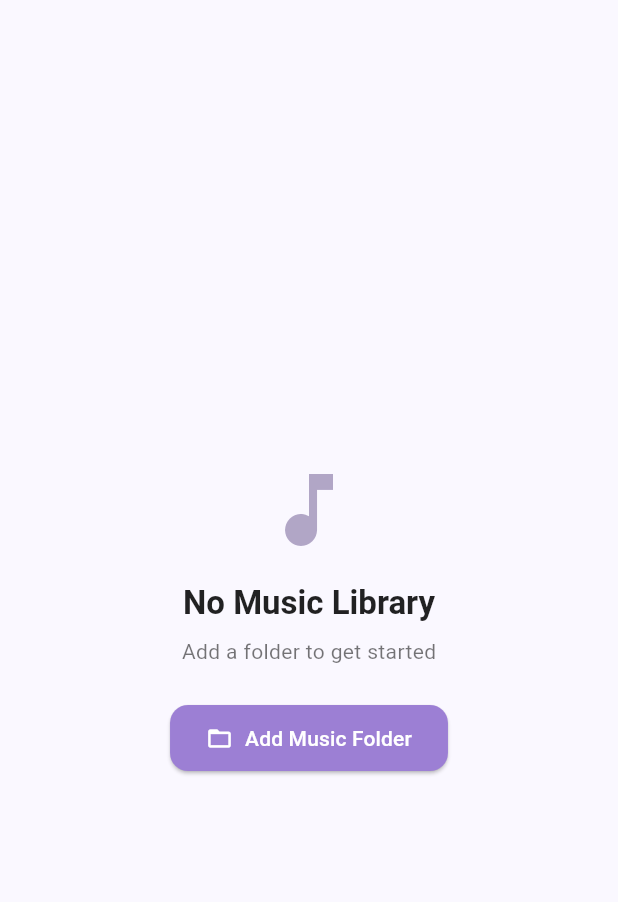
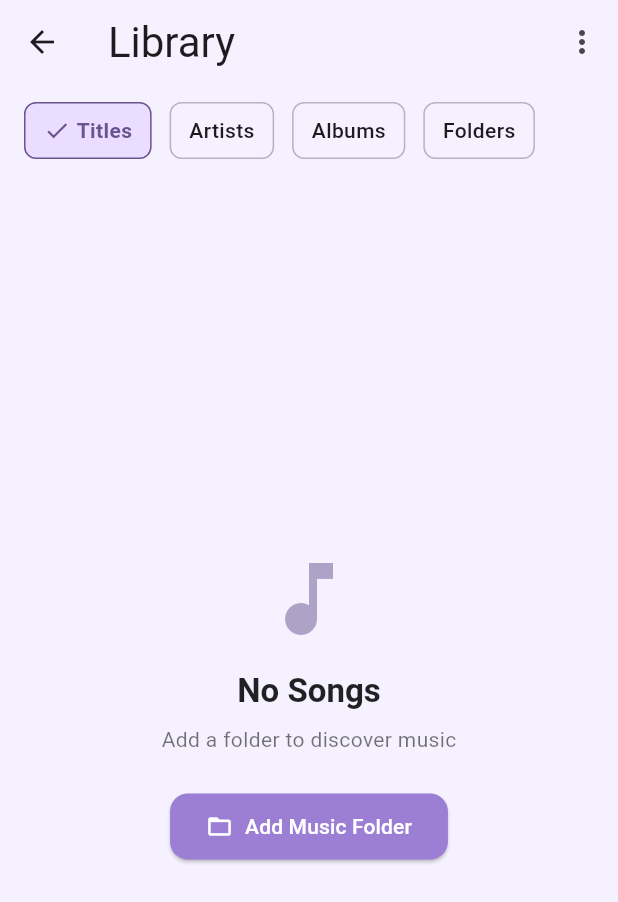
Before and after one commit to RinCynar/0rhx-Player, a Flutter app: the LibraryPage screen opened directly, on a phone screen of 412 x 824 dp. Shown: the top 902 px of the screen. Run offline on Flutter 3.47's test engine with Material 3 defaults, Android fonts, the phone set to English and light mode, and no system bars; our stand-ins replace equatable, isar, just_audio; missing offline and left inert: window_manager; accounts and stored records are empty; generated files the repository leaves out were written again.

Commit message:
feat: Implement the initial LibraryPage with tabbed navigation for music titles, artists, albums, and folders, including music folder management, and add devtools options.

```diff
--- /dev/null
+++ b/devtools_options.yaml
@@ -0,0 +1,3 @@
+description: This file stores settings for Dart & Flutter DevTools.
+documentation: https://docs.flutter.dev/tools/devtools/extensions#configure-extension-enablement-states
+extensions:
--- a/lib/features/library/pages/library_page.dart
+++ b/lib/features/library/pages/library_page.dart
@@ -1,55 +1,162 @@
-import 'dart:io';
 import 'package:flutter/material.dart';
 import 'package:provider/provider.dart';
 import '../providers/library_provider.dart';
+import '../models/song.dart';
 import '../widgets/folder_picker_dialog.dart';
 
-class LibraryPage extends StatelessWidget {
+class LibraryPage extends StatefulWidget {
   const LibraryPage({super.key});
 
   @override
-  Widget build(BuildContext context) {
-    return Consumer<LibraryProvider>(
-      builder: (context, libraryProvider, _) {
-        if (libraryProvider.musicDirectories.isEmpty) {
-          return _buildEmptyState(context, libraryProvider);
+  State<LibraryPage> createState() => _LibraryPageState();
 }
 
-        return Column(
+class _LibraryPageState extends State<LibraryPage>
+    with SingleTickerProviderStateMixin {
+  late TabController _tabController;
+  int _currentTabIndex = 0;
+
+  @override
+  void initState() {
+    super.initState();
+    _tabController = TabController(length: 4, vsync: this);
+    _tabController.addListener(() {
+      setState(() {
+        _currentTabIndex = _tabController.index;
+      });
+    });
+  }
+
+  @override
+  void dispose() {
+    _tabController.dispose();
+    super.dispose();
+  }
+
+  @override
+  Widget build(BuildContext context) {
+    return Scaffold(
+      backgroundColor: Theme.of(context).colorScheme.surface,
+      appBar: AppBar(
+        title: const Text('Library'),
+        elevation: 0,
+        backgroundColor: Theme.of(context).colorScheme.surface,
+        titleTextStyle: Theme.of(context).textTheme.headlineMedium,
+        leading: IconButton(
+          icon: const Icon(Icons.arrow_back),
+          onPressed: () {},
+        ),
+        actions: [
+          IconButton(
+            icon: const Icon(Icons.more_vert),
+            onPressed: () {},
+          ),
+        ],
+      ),
+      body: Column(
         children: [
-            // Directory list header
+          // Tab bar for filtering
           Padding(
-              padding: const EdgeInsets.all(16),
+            padding: const EdgeInsets.symmetric(horizontal: 16, vertical: 12),
             child: Row(
-                mainAxisAlignment: MainAxisAlignment.spaceBetween,
               children: [
+                _buildTabButton(context, 'Titles', 0),
+                const SizedBox(width: 12),
+                _buildTabButton(context, 'Artists', 1),
+                const SizedBox(width: 12),
+                _buildTabButton(context, 'Albums', 2),
+                const SizedBox(width: 12),
+                _buildTabButton(context, 'Folders', 3),
+              ],
+            ),
+          ),
+          // Content area
+          Expanded(
+            child: Consumer<LibraryProvider>(
+              builder: (context, libraryProvider, _) {
+                if (!libraryProvider.isInitialized) {
+                  return const Center(child: CircularProgressIndicator());
+                }
+
+                if (libraryProvider.isScanning) {
+                  return const Center(child: CircularProgressIndicator());
+                }
+
+                return _buildTabContent(context, libraryProvider);
+              },
+            ),
+          ),
+        ],
+      ),
+    );
+  }
+
+  Widget _buildTabButton(BuildContext context, String label, int index) {
+    final isActive = _currentTabIndex == index;
+    return GestureDetector(
+      onTap: () {
+        _tabController.animateTo(index);
+      },
+      child: Container(
+        padding: const EdgeInsets.symmetric(horizontal: 12, vertical: 8),
+        decoration: BoxDecoration(
+          color: isActive
+              ? Theme.of(context).colorScheme.primaryContainer
+              : Colors.transparent,
+          borderRadius: BorderRadius.circular(8),
+          border: Border.all(
+            color: isActive
+                ? Theme.of(context).colorScheme.primary
+                : Theme.of(context).colorScheme.outline.withValues(alpha: 0.5),
+          ),
+        ),
+        child: Row(
+          children: [
+            if (isActive)
+              Icon(
+                Icons.check,
+                size: 18,
+                color: Theme.of(context).colorScheme.primary,
+              ),
+            if (isActive) const SizedBox(width: 4),
             Text(
-                    'Music Library',
-                    style: Theme.of(context).textTheme.titleLarge,
+              label,
+              style: TextStyle(
+                color: isActive
+                    ? Theme.of(context).colorScheme.primary
+                    : Theme.of(context).colorScheme.onSurface,
+                fontWeight: isActive ? FontWeight.w600 : FontWeight.w500,
               ),
-                  ElevatedButton.icon(
-                    onPressed: () {
-                      _showFolderPicker(context, libraryProvider);
-                    },
-                    icon: const Icon(Icons.folder_open),
-                    label: const Text('Add Folder'),
             ),
           ],
         ),
       ),
-            // Folders and audio files list
-            Expanded(
-              child: libraryProvider.isScanning
-                  ? const Center(child: CircularProgressIndicator())
-                  : _buildLibraryContent(context, libraryProvider),
-            ),
-          ],
-        );
-      },
     );
   }
 
-  Widget _buildEmptyState(BuildContext context, LibraryProvider libraryProvider) {
+  Widget _buildTabContent(
+      BuildContext context, LibraryProvider libraryProvider) {
+    return TabBarView(
+      controller: _tabController,
+      physics: const NeverScrollableScrollPhysics(),
+      children: [
+        // Titles tab
+        _buildTitlesTab(context, libraryProvider),
+        // Artists tab
+        _buildArtistsTab(context, libraryProvider),
+        // Albums tab
+        _buildAlbumsTab(context, libraryProvider),
+        // Folders tab
+        _buildFoldersTab(context, libraryProvider),
+      ],
+    );
+  }
+
+  Widget _buildTitlesTab(
+      BuildContext context, LibraryProvider libraryProvider) {
+    final songs = libraryProvider.songs;
+
+    if (songs.isEmpty) {
       return Center(
         child: Column(
           mainAxisAlignment: MainAxisAlignment.center,
@@ -61,18 +168,25 @@ class LibraryPage extends StatelessWidget {
             ),
             const SizedBox(height: 16),
             Text(
-            'No Music Library',
+              'No Songs',
               style: Theme.of(context).textTheme.titleLarge,
             ),
             const SizedBox(height: 8),
             Text(
-            'Add a folder to get started',
+              'Add a folder to discover music',
               style: Theme.of(context).textTheme.bodyMedium,
             ),
             const SizedBox(height: 24),
             ElevatedButton.icon(
               onPressed: () {
-              _showFolderPicker(context, libraryProvider);
+                showDialog(
+                  context: context,
+                  builder: (context) => FolderPickerDialog(
+                    onFolderSelected: (folderPath) async {
+                      await libraryProvider.addMusicFolder(folderPath);
+                    },
+                  ),
+                );
               },
               icon: const Icon(Icons.folder_open),
               label: const Text('Add Music Folder'),
@@ -82,109 +196,73 @@ class LibraryPage extends StatelessWidget {
       );
     }
 
-  Widget _buildLibraryContent(BuildContext context, LibraryProvider libraryProvider) {
-    return SingleChildScrollView(
-      child: Column(
-        crossAxisAlignment: CrossAxisAlignment.start,
-        children: [
-          // Music directories
-          Padding(
+    return Padding(
       padding: const EdgeInsets.all(16),
-            child: Column(
-              crossAxisAlignment: CrossAxisAlignment.start,
-              children: [
-                Text(
-                  'Folders (${libraryProvider.musicDirectories.length})',
-                  style: Theme.of(context).textTheme.titleMedium,
+      child: GridView.builder(
+        gridDelegate: const SliverGridDelegateWithFixedCrossAxisCount(
+          crossAxisCount: 5,
+          mainAxisSpacing: 16,
+          crossAxisSpacing: 16,
+          childAspectRatio: 0.85,
         ),
-                const SizedBox(height: 8),
-                ...libraryProvider.musicDirectories.map((dir) {
-                  return Card(
-                    child: ListTile(
-                      leading: const Icon(Icons.folder),
-                      title: Text(dir.split(Platform.pathSeparator).last),
-                      subtitle: Text(dir),
-                      trailing: IconButton(
-                        icon: const Icon(Icons.delete),
-                        onPressed: () {
-                          libraryProvider.removeMusicFolder(dir);
+        itemCount: songs.length,
+        itemBuilder: (context, index) {
+          final song = songs[index];
+          return _buildSongCard(context, song);
         },
-                      ),
-                    ),
-                  );
-                }),
-              ],
-            ),
-          ),
-          // Audio files
-          Padding(
-            padding: const EdgeInsets.all(16),
-            child: Column(
-              crossAxisAlignment: CrossAxisAlignment.start,
-              children: [
-                Text(
-                  'Audio Files (${libraryProvider.audioFileCount})',
-                  style: Theme.of(context).textTheme.titleMedium,
-                ),
-                const SizedBox(height: 8),
-                if (libraryProvider.audioFiles.isEmpty)
-                  Text(
-                    'No audio files found. Try scanning a folder.',
-                    style: Theme.of(context).textTheme.bodySmall,
-                  )
-                else
-                  ListView.builder(
-                    shrinkWrap: true,
-                    physics: const NeverScrollableScrollPhysics(),
-                    itemCount: libraryProvider.audioFiles.length,
-                    itemBuilder: (context, index) {
-                      final file = libraryProvider.audioFiles[index];
-                      return Card(
-                        child: ListTile(
-                          leading: Icon(
-                            Icons.music_note,
-                            color: Theme.of(context).colorScheme.primary,
-                          ),
-                          title: Text(
-                            file['title'] ?? 'Unknown',
-                            maxLines: 1,
-                            overflow: TextOverflow.ellipsis,
-                          ),
-                          subtitle: Column(
-                            crossAxisAlignment: CrossAxisAlignment.start,
-                            children: [
-                              Text(
-                                file['artist'] ?? 'Unknown Artist',
-                                maxLines: 1,
-                                overflow: TextOverflow.ellipsis,
-                              ),
-                              Text(
-                                file['path'] ?? '',
-                                maxLines: 1,
-                                overflow: TextOverflow.ellipsis,
-                                style: Theme.of(context).textTheme.labelSmall,
-                              ),
-                            ],
-                          ),
-                          trailing: IconButton(
-                            icon: const Icon(Icons.play_arrow),
-                            onPressed: () {
-                              // TODO: Play this file
-                            },
-                          ),
-                        ),
-                      );
-                    },
-                  ),
-              ],
-            ),
-          ),
-        ],
       ),
     );
   }
 
-  void _showFolderPicker(BuildContext context, LibraryProvider libraryProvider) {
+  Widget _buildArtistsTab(
+      BuildContext context, LibraryProvider libraryProvider) {
+    // TODO: Implement artists view
+    return Center(
+      child: Text(
+        'Artists View',
+        style: Theme.of(context).textTheme.bodyLarge,
+      ),
+    );
+  }
+
+  Widget _buildAlbumsTab(
+      BuildContext context, LibraryProvider libraryProvider) {
+    // TODO: Implement albums view
+    return Center(
+      child: Text(
+        'Albums View',
+        style: Theme.of(context).textTheme.bodyLarge,
+      ),
+    );
+  }
+
+  Widget _buildFoldersTab(
+      BuildContext context, LibraryProvider libraryProvider) {
+    final folders = libraryProvider.musicDirectories;
+
+    if (folders.isEmpty) {
+      return Center(
+        child: Column(
+          mainAxisAlignment: MainAxisAlignment.center,
+          children: [
+            Icon(
+              Icons.folder_open,
+              size: 64,
+              color: Theme.of(context).colorScheme.primary.withValues(alpha: 0.5),
+            ),
+            const SizedBox(height: 16),
+            Text(
+              'No Folders',
+              style: Theme.of(context).textTheme.titleLarge,
+            ),
+            const SizedBox(height: 8),
+            Text(
+              'Add a folder to scan for music',
+              style: Theme.of(context).textTheme.bodyMedium,
+            ),
+            const SizedBox(height: 24),
+            ElevatedButton.icon(
+              onPressed: () {
                 showDialog(
                   context: context,
                   builder: (context) => FolderPickerDialog(
@@ -193,5 +271,119 @@ class LibraryPage extends StatelessWidget {
                     },
                   ),
                 );
+              },
+              icon: const Icon(Icons.folder_open),
+              label: const Text('Add Folder'),
+            ),
+          ],
+        ),
+      );
+    }
+
+    return Padding(
+      padding: const EdgeInsets.all(16),
+      child: ListView.builder(
+        itemCount: folders.length,
+        itemBuilder: (context, index) {
+          final folderPath = folders[index];
+          final folderName = folderPath.split('\\').last;
+
+          return Card(
+            margin: const EdgeInsets.only(bottom: 12),
+            child: ListTile(
+              leading: const Icon(Icons.folder),
+              title: Text(folderName),
+              subtitle: Text(
+                folderPath,
+                maxLines: 1,
+                overflow: TextOverflow.ellipsis,
+              ),
+              trailing: IconButton(
+                icon: const Icon(Icons.delete),
+                onPressed: () {
+                  libraryProvider.removeMusicFolder(folderPath);
+                },
+              ),
+            ),
+          );
+        },
+      ),
+    );
+  }
+
+  Widget _buildSongCard(BuildContext context, Song song) {
+    final dateText = _getDateText(song.dateAdded);
+
+    return Card(
+      margin: EdgeInsets.zero,
+      child: InkWell(
+        onTap: () {
+          // TODO: Play song
+        },
+        child: Padding(
+          padding: const EdgeInsets.all(12),
+          child: Column(
+            crossAxisAlignment: CrossAxisAlignment.start,
+            children: [
+              // Placeholder image
+              Container(
+                width: double.infinity,
+                height: 100,
+                decoration: BoxDecoration(
+                  borderRadius: BorderRadius.circular(8),
+                  color: Theme.of(context)
+                      .colorScheme
+                      .primaryContainer
+                      .withValues(alpha: 0.3),
+                ),
+                child: Icon(
+                  Icons.music_note,
+                  color: Theme.of(context)
+                      .colorScheme
+                      .primary
+                      .withValues(alpha: 0.5),
+                  size: 40,
+                ),
+              ),
+              const SizedBox(height: 8),
+              // Title
+              Text(
+                song.title,
+                maxLines: 2,
+                overflow: TextOverflow.ellipsis,
+                style: Theme.of(context).textTheme.labelLarge,
+              ),
+              const SizedBox(height: 4),
+              // Updated date
+              Text(
+                dateText,
+                style: Theme.of(context).textTheme.labelSmall?.copyWith(
+                      color: Theme.of(context)
+                          .colorScheme
+                          .onSurface
+                          .withValues(alpha: 0.6),
+                    ),
+              ),
+            ],
+          ),
+        ),
+      ),
+    );
+  }
+
+  String _getDateText(DateTime dateTime) {
+    final now = DateTime.now();
+    final today = DateTime(now.year, now.month, now.day);
+    final yesterday = today.subtract(const Duration(days: 1));
+    final date = DateTime(dateTime.year, dateTime.month, dateTime.day);
+
+    if (date == today) {
+      return 'Updated today';
+    } else if (date == yesterday) {
+      return 'Updated yesterday';
+    } else {
+      final daysAgo = today.difference(date).inDays;
+      return 'Updated $daysAgo days ago';
     }
   }
+}
```
Also changed, not shown: 1 other file. Lines whose indentation alone changed are shown as unchanged.
